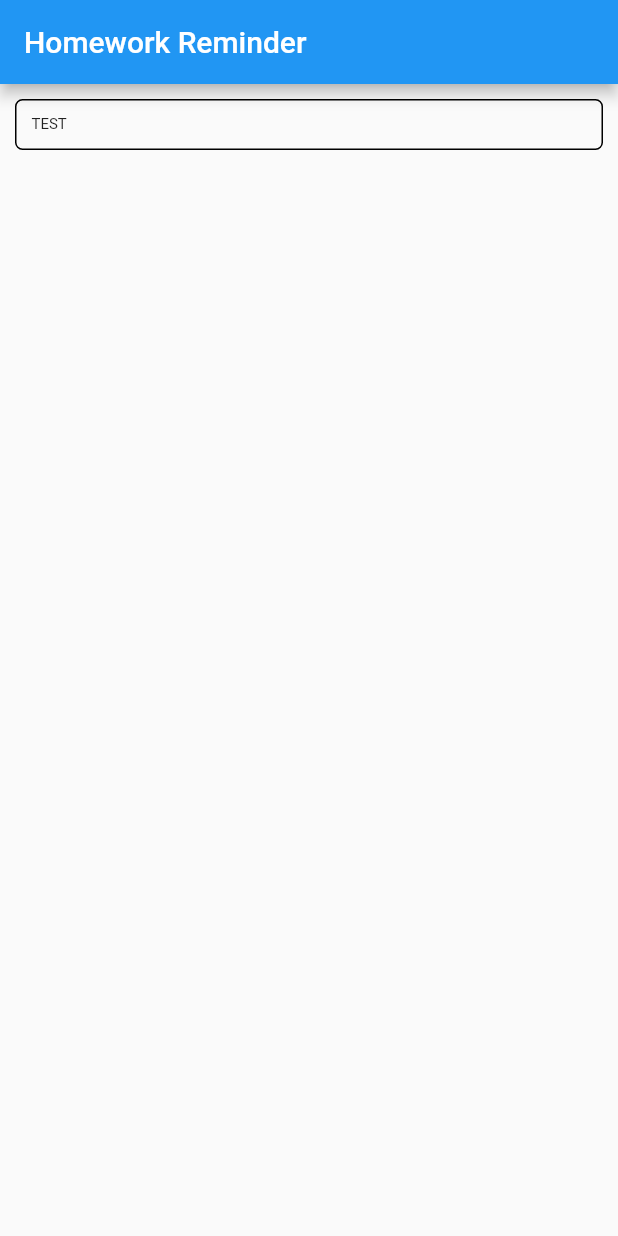
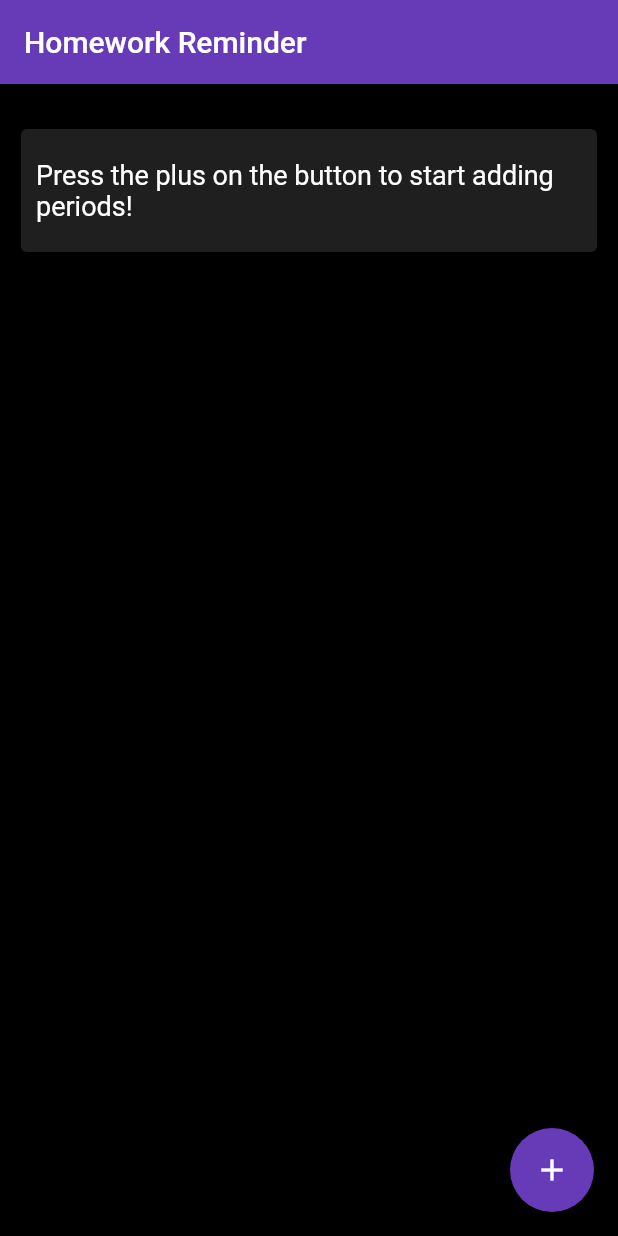
Before and after one commit to ClearHall/Homework-Reminder, a Flutter app: the screen it shows after launch, on a phone screen of 412 x 824 dp. Run offline on Flutter 3.47's test engine with Material 2 defaults, Android fonts, the phone set to English and light mode, and no system bars.

Commit message:
Basics Built

```diff
--- /dev/null
+++ b/lib/globalSupportVariables.dart
@@ -0,0 +1,3 @@
+import 'types.dart';
+
+List<Period> periods = [];
--- a/lib/main.dart
+++ b/lib/main.dart
@@ -1,24 +1,16 @@
 import 'package:flutter/material.dart';
+import 'globalSupportVariables.dart';
+import 'types.dart';
 
 void main() => runApp(MyApp());
 
 class MyApp extends StatelessWidget {
-  // This widget is the root of your application.
   @override
   Widget build(BuildContext context) {
     return MaterialApp(
       title: 'Flutter Demo',
       theme: ThemeData(
-        // This is the theme of your application.
-        //
-        // Try running your application with "flutter run". You'll see the
-        // application has a blue toolbar. Then, without quitting the app, try
-        // changing the primarySwatch below to Colors.green and then invoke
-        // "hot reload" (press "r" in the console where you ran "flutter run",
-        // or simply save your changes to "hot reload" in a Flutter IDE).
-        // Notice that the counter didn't reset back to zero; the application
-        // is not restarted.
-        primarySwatch: Colors.blue,
+        primarySwatch: Colors.deepPurple,
       ),
       home: PeriodsTable(title: 'Homework Reminder'),
       debugShowCheckedModeBanner: false,
@@ -35,40 +27,133 @@ class PeriodsTable extends StatefulWidget {
   _PeriodsTableState createState() => _PeriodsTableState();
 }
 
-class _PeriodsTableState extends State<PeriodsTable> {
+class _PeriodsTableState extends State<PeriodsTable>
+    with SingleTickerProviderStateMixin {
+  Animation<double> animation;
+  AnimationController controller;
+  var animatedHeightValues = [0.0];
+
+  @override
+  void initState() {
+    super.initState();
+
+    controller = new AnimationController(
+        vsync: this, duration: new Duration(milliseconds: 100));
+    Tween tween = new Tween<double>(begin: 0.0, end: 75.0);
+    animation = tween.animate(controller);
+    animation.addListener(() {
+      setState(() {});
+    });
+    controller.forward();
+  }
+
+  void addPeriod() {
+    animatedHeightValues.add(75.0);
+    controller.reset();
+    setState(() {
+      controller.forward();
+      periods.add(Period(DateTime.now(), periods.length, "TestPeriod"));
+    });
+  }
+
   @override
   Widget build(BuildContext context) {
-    return Scaffold(
+    List<Widget> rows = [
+      Divider(
+        color: Colors.transparent,
+      )
+    ];
+    if (periods.length == 0) {
+      rows.add(
+        Container(
+          margin: new EdgeInsets.symmetric(horizontal: 10.0, vertical: 10.0),
+          child: Card(
+            color: Colors.white12,
+            child: Container(
+              padding: EdgeInsets.symmetric(horizontal: 10.0, vertical: 20.0),
+              child: Text(
+                'Press the plus on the button to start adding periods!',
+                style: TextStyle(
+                  fontSize: 18,
+                  color: Colors.white,
+                ),
+              ),
+            ),
+          ),
+        ),
+      );
+    }
+    for (var pd in periods) {
+      var isLastValue = periods.indexOf(pd) == periods.length - 1;
+      rows.add(PeriodCell(isLastValue, animation, pd.name));
+    }
+    var back = Scaffold(
+        backgroundColor: Colors.black,
         appBar: AppBar(
           title: Text(widget.title),
         ),
         body: Center(
-          child: Column(
-              mainAxisAlignment: MainAxisAlignment.start,
-              children: <Widget>[
-                Container(
-                  margin: new EdgeInsets.symmetric(
-                      horizontal: 10.0, vertical: 10.0),
-                  decoration: BoxDecoration(
-                    border: new Border.all(color: Colors.black),
-                    borderRadius: new BorderRadius.all(Radius.circular(5.0)),
-                  ),
-                  child: Row(
+          child: ListView(children: rows),
+        ),
+        floatingActionButton: new FloatingActionButton(
+          onPressed: addPeriod,
+          child: Icon(Icons.add),
+        ));
+    return back;
+  }
+}
+
+// ignore: must_be_immutable
+class PeriodCell extends Container {
+  bool isLastValue;
+  Animation animation;
+  String pdName;
+
+  PeriodCell(bool iLV, Animation anim, String name) {
+    isLastValue = iLV;
+    animation = anim;
+    pdName = name;
+  }
+
+  @override
+  Widget build(BuildContext context) {
+    return Container(
+      height: isLastValue ? animation.value : 75,
+      margin: new EdgeInsets.symmetric(horizontal: 10.0, vertical: 10.0),
+      child: Card(
+          color: Colors.white12,
+          child: isLastValue && animation.value != 75
+              ? null
+              : ListTile(
+                  title: Column(
+                    crossAxisAlignment: CrossAxisAlignment.start,
                     children: <Widget>[
                       Container(
                         padding: EdgeInsets.symmetric(
-                            horizontal: 10.0, vertical: 10.0),
+                            horizontal: 10.0, vertical: 20.0),
                         child: Text(
-                          "TEST",
-                          style: TextStyle(fontSize: 10),
+                          pdName,
+                          style: TextStyle(
+                            fontSize: 18,
+                            color: Colors.white,
+                          ),
                         ),
                       )
                     ],
                   ),
-                ),
-              ]),
-        ));
+                  trailing: new Column(
+                    children: <Widget>[
+                      IconButton(
+                        icon: Icon(
+                          Icons.arrow_drop_down_circle,
+                          color: Colors.white70,
+                          size: 30,
+                        ),
+                        alignment: Alignment.topCenter,
+                      )
+                    ],
+                  ),
+                )),
+    );
   }
 }
-
-//test change
--- /dev/null
+++ b/lib/types.dart
@@ -0,0 +1,20 @@
+class Period{
+  DateTime time;
+  int periodNumber;
+  String name;
+  List<HomeworkAssignment> assignments = [];
+
+  Period(DateTime timeInDay, int period, String name){
+    time = timeInDay;
+    periodNumber = period;
+    this.name = name;
+  }
+}
+
+class HomeworkAssignment{
+  String name;
+
+  HomeworkAssignment(String name){
+    this.name = name;
+  }
+}
```
